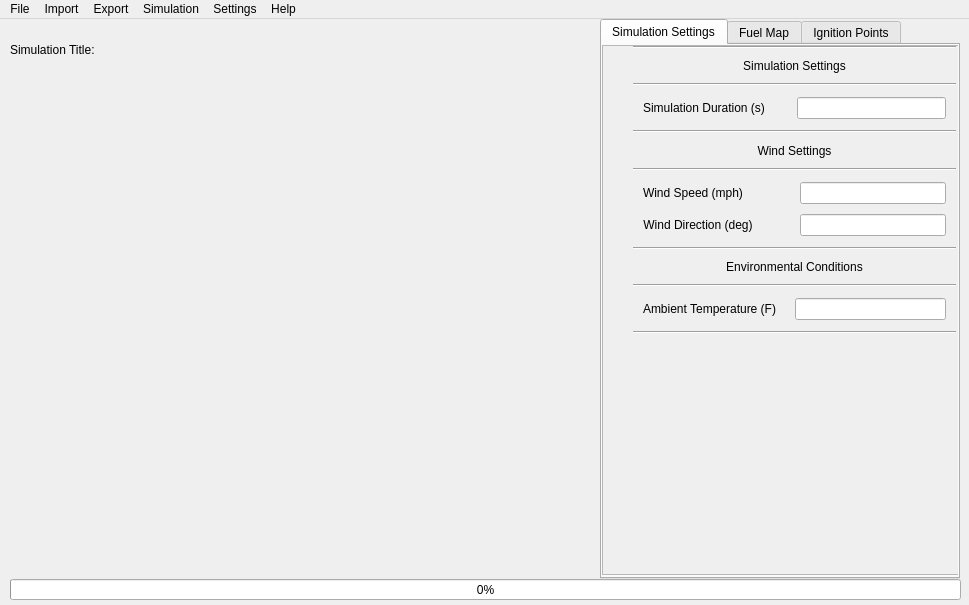
Above: src/qt_files/MainWindow.ui from luckek/FireScapeRx-dev before the change. Below: the same form after it.
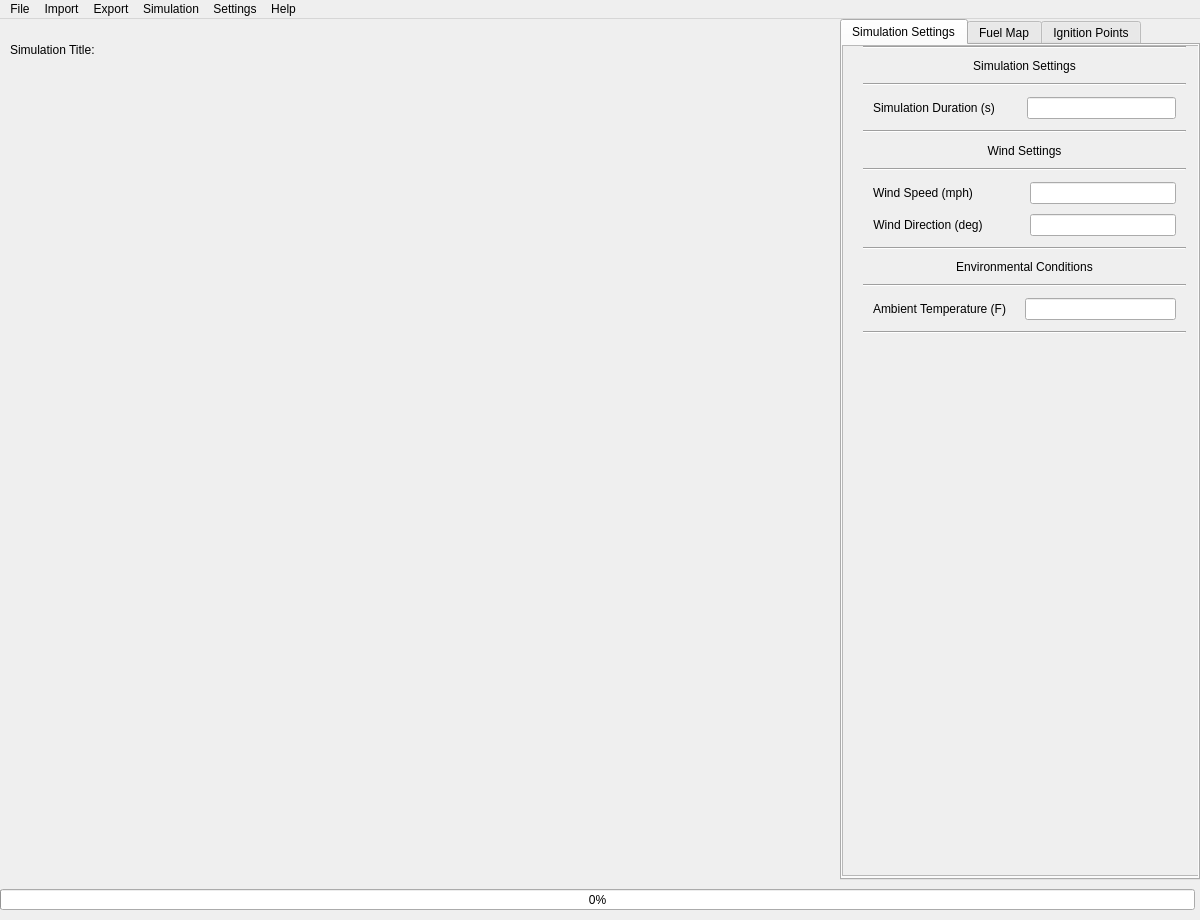
That is the form after the change.

```diff
--- a/src/qt_files/MainWindow.ui
+++ b/src/qt_files/MainWindow.ui
@@ -6,8 +6,8 @@
    <rect>
     <x>0</x>
     <y>0</y>
-    <width>969</width>
-    <height>605</height>
+    <width>1200</width>
+    <height>920</height>
    </rect>
   </property>
   <property name="windowTitle">
@@ -17,9 +17,9 @@
    <widget class="QProgressBar" name="_progress_bar">
     <property name="geometry">
      <rect>
-      <x>10</x>
-      <y>560</y>
-      <width>951</width>
+      <x>0</x>
+      <y>870</y>
+      <width>1195</width>
       <height>21</height>
      </rect>
     </property>
@@ -30,10 +30,10 @@
    <widget class="QTabWidget" name="_tab_widget">
     <property name="geometry">
      <rect>
-      <x>600</x>
+      <x>840</x>
       <y>0</y>
       <width>360</width>
-      <height>560</height>
+      <height>861</height>
      </rect>
     </property>
     <property name="currentIndex">
@@ -55,7 +55,7 @@
         <x>0</x>
         <y>0</y>
         <width>360</width>
-        <height>530</height>
+        <height>831</height>
        </rect>
       </property>
       <property name="widgetResizable">
@@ -67,13 +67,13 @@
          <x>0</x>
          <y>0</y>
          <width>358</width>
-         <height>528</height>
+         <height>829</height>
         </rect>
        </property>
        <widget class="QWidget" name="verticalLayoutWidget">
         <property name="geometry">
          <rect>
-          <x>30</x>
+          <x>20</x>
           <y>0</y>
           <width>323</width>
           <height>288</height>
@@ -949,7 +949,7 @@
      <rect>
       <x>10</x>
       <y>10</y>
-      <width>581</width>
+      <width>821</width>
       <height>41</height>
      </rect>
     </property>
@@ -972,7 +972,7 @@
     <rect>
      <x>0</x>
      <y>0</y>
-     <width>969</width>
+     <width>1200</width>
      <height>20</height>
     </rect>
    </property>
```
Left out of the diff: 10 changed lines with no effect on the pictures.
